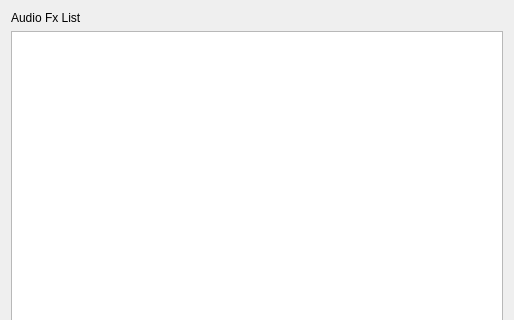
This is StageRunner/gui/fxlistwidget.ui in Pit1966/StageRunner as Qt 5 draws it before an edit; both pictures show x 0 to 514 and y 0 to 320 of the 514 by 641 pixel window. The edited form follows.
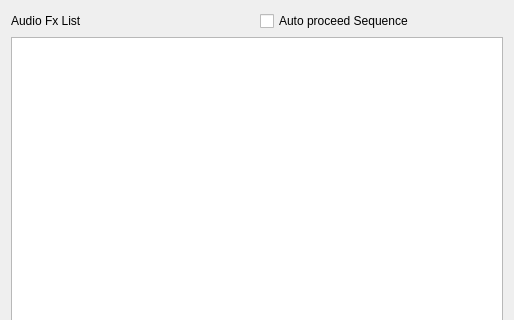
This is the edited form. Custom widgets are drawn as their Qt base class.

```diff
--- a/StageRunner/gui/fxlistwidget.ui
+++ b/StageRunner/gui/fxlistwidget.ui
@@ -15,6 +15,11 @@
   </property>
   <layout class="QVBoxLayout" name="verticalLayout">
    <item>
+    <layout class="QHBoxLayout" name="horizontalLayout">
+     <property name="topMargin">
+      <number>0</number>
+     </property>
+     <item>
     <widget class="QLabel" name="label">
      <property name="text">
       <string>Audio Fx List</string>
@@ -22,10 +27,26 @@
     </widget>
    </item>
    <item>
-    <widget class="QTableWidget" name="fxTable"/>
-   </item>
-  </layout>
+      <widget class="QCheckBox" name="autoProceedCheck">
+       <property name="text">
+        <string>Auto proceed Sequence</string>
+       </property>
+      </widget>
+     </item>
+    </layout>
+   </item>
+   <item>
+    <widget class="PTableWidget" name="fxTable"/>
+   </item>
+  </layout>
  </widget>
+ <customwidgets>
+  <customwidget>
+   <class>PTableWidget</class>
+   <extends>QTableWidget</extends>
+   <header>gui/ptablewidget.h</header>
+  </customwidget>
+ </customwidgets>
  <resources/>
  <connections/>
 </ui>
```
Lines whose indentation alone changed are shown as unchanged.
